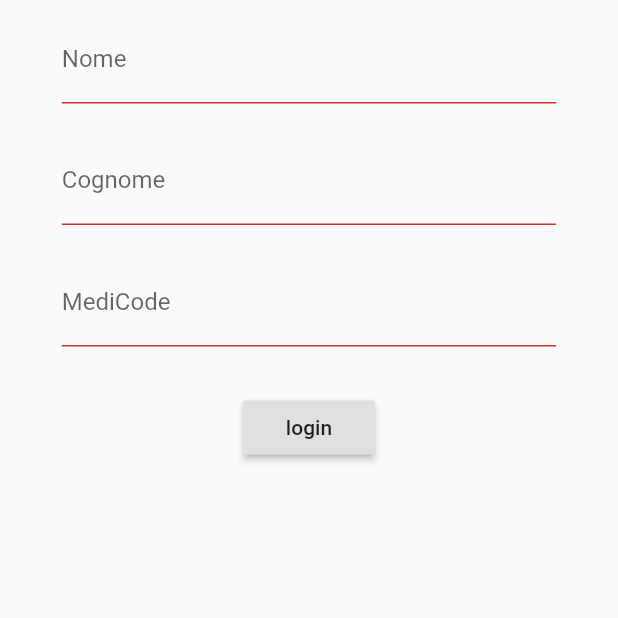
After one commit to therockerline/motorneuron_word, a Flutter app: the ContinueRegistrationPage screen opened by its route, on a phone screen of 412 x 824 dp, the top half of it. The commit adds this screen. Run offline on Flutter 3.47's test engine with Material 2 defaults, Android fonts, the phone set to English and light mode, and no system bars; our stand-ins replace cloud_firestore, firebase_auth, firebase_core, firebase_storage, just_audio; missing offline and left inert: dart:html, flutter_brand_icons, microphone; accounts and stored records are empty; network calls fail.

Commit message:
first commit

```diff
--- a/lib/components/webcam_viewer.dart
+++ b/lib/components/webcam_viewer.dart
@@ -36,7 +36,7 @@ class _WebcamViewerState extends State<WebcamViewer> {
     //Create video widget
     webcamWidget = HtmlElementView(key: widget.webcamKey, viewType: 'webcamVideoElement');
     var videoOption = {
-      "facingMode": 'user',
+      //"facingMode": 'user',
       "width": widget.width ?? 1280,
       "height": widget.height ?? 720,
     };
--- /dev/null
+++ b/lib/controller/hardware/display.dart
@@ -0,0 +1,11 @@
+import 'dart:ui';
+
+class Display{
+  static double vw = 0;
+  static double vh = 0;
+
+  static void updateSize({Size size}) {
+    vh = size.height/100;
+    vw = size.width/100;
+  }
+}
--- a/lib/controller/hardware/webcam_recorder.dart
+++ b/lib/controller/hardware/webcam_recorder.dart
@@ -38,15 +38,11 @@ class WebcamRecorder{
       switch(event){
         case WebcamEvent.startRec:
           if(webcamVideoElement.srcObject.active) {
-            webcamVideoElement.play();
-            webcamVideoElement.hidden = false;
             _videoRecorder.start();
           }
           break;
         case WebcamEvent.stopRec:
           print(_videoRecorder.state);
-          webcamVideoElement.hidden = true;
-          webcamVideoElement.pause();
           if(_videoRecorder.state !='inactive') {
             _videoRecorder.stop();
           }
--- /dev/null
+++ b/lib/controller/helper.dart
@@ -0,0 +1,6 @@
+import 'package:flutter/cupertino.dart';
+
+class FieldController{
+  TextEditingController controller = TextEditingController();
+  String errorMessage = "";
+}
--- a/lib/entity/user/user_data.dart
+++ b/lib/entity/user/user_data.dart
@@ -3,15 +3,17 @@ import 'package:firebase_auth/firebase_auth.dart';
 class UserData {
     String name;
     String surname;
+    String medicode;
     User account;
 
-    UserData({this.name, this.surname, this.account});
+    UserData({this.name, this.surname, this.account, this.medicode});
 
     factory UserData.fromJson(Map<String, dynamic> json, User account) {
         return UserData(
-          name: json['name'],
-          surname: json['surname'],
-          account: account
+            name: json['name'],
+            surname: json['surname'],
+            medicode: json['medicode'],
+            account: account
         );
     }
 
@@ -19,6 +21,7 @@ class UserData {
         final Map<String, dynamic> data = new Map<String, dynamic>();
         data['name'] = this.name;
         data['surname'] = this.surname;
+        data['medicode'] = this.medicode;
         data['uid'] = this.account.uid;
         return data;
     }
--- a/lib/main.dart
+++ b/lib/main.dart
@@ -7,6 +7,7 @@ import 'package:neuron_word/pages/login/login_page.dart';
 import 'package:neuron_word/pages/routes.dart';
 import 'package:provider/provider.dart';
 
+import 'controller/hardware/display.dart';
 import 'controller/network.dart';
 
 Future<void> main() async {
@@ -43,8 +44,10 @@ class App extends StatelessWidget {
               primarySwatch: Colors.blue,
             ),
             routes: Routes.getRoutes(),
+            //initialRoute: Routes.Login,
             onGenerateRoute: Routes.onGenerateRoute,
-            home: LoginPage(),
+
+            //home: LoginPage(),
           );
         }
         return CircularProgressIndicator();
--- /dev/null
+++ b/lib/pages/continueRegistration/continue_registration.dart
@@ -0,0 +1,103 @@
+import 'package:flutter/material.dart';
+import 'package:neuron_word/controller/hardware/display.dart';
+import 'package:neuron_word/controller/helper.dart';
+import 'package:neuron_word/entity/user/user_data.dart';
+
+class ContinueRegistrationPage extends StatefulWidget {
+  ContinueRegistrationPage({Key key}) : super(key: key);
+
+  @override
+  _ContinueRegistrationPageState createState() {
+    return _ContinueRegistrationPageState();
+  }
+}
+
+class _ContinueRegistrationPageState extends State<ContinueRegistrationPage> {
+  UserData _userData;
+
+  final FieldController _nameController = FieldController();
+  final FieldController _surnameController = FieldController();
+  final FieldController _medicodeController = FieldController();
+
+  String messageError = "";
+
+  @override
+  void initState() {
+    super.initState();
+  }
+
+  @override
+  void dispose() {
+    super.dispose();
+  }
+
+  @override
+  Widget build(BuildContext context) {
+    Display.updateSize(size: MediaQuery.of(context).size);
+    // TODO: implement build
+    return Scaffold(
+      body: Center(
+        child: Padding(
+          padding: const EdgeInsets.only(top: 10.0),
+          child: Container(
+            width: Display.vw * 80,
+            child: Column(
+              children: [
+                Form(
+                  child: FocusScope(
+                    node: FocusScopeNode(),
+                    child: Column(
+                      children: [
+                        TextFormField(
+                          controller: _nameController.controller,
+                          decoration: InputDecoration(
+                            labelText: 'Nome',
+                            errorText: _nameController.errorMessage
+                          ),
+                        ),
+                        TextFormField(
+                          controller: _surnameController.controller,
+                          decoration: InputDecoration(
+                            labelText: 'Cognome',
+                            errorText: _surnameController.errorMessage
+                          ),
+                        ),
+                        TextFormField(
+                          controller: _medicodeController.controller,
+                          obscureText: true,
+                          decoration: InputDecoration(
+                            labelText: 'MediCode',
+                            errorText: _medicodeController.errorMessage
+                          ),
+                        ),
+                      ],
+                    ),
+                  ),
+                ),
+                Padding(
+                  padding: const EdgeInsets.all(8.0),
+                  child: Row(
+                    mainAxisAlignment: MainAxisAlignment.spaceEvenly,
+                    children: [
+                      RaisedButton(
+                        onPressed: () { _save(); },
+                        child: Text("login"),
+                      )
+                    ],
+                  ),
+                ),
+                if(messageError != null)
+                  Text(messageError),
+              ]
+            ),
+          ),
+        ),
+      ),
+      // This trailing comma makes auto-formatting nicer for build methods.
+    );
+  }
+
+  void _save() {
+    //if(_nameController.controller.value.isComposingRangeValid)
+  }
+}
```
Also changed, not shown: lib/controller/auth.dart (+7 -1 lines), lib/pages/exercise/exercise_page.dart (+33 -29 lines), lib/pages/login/login_page.dart (+16 -7 lines), lib/pages/routes.dart (+6 -2 lines), 2 other files.
